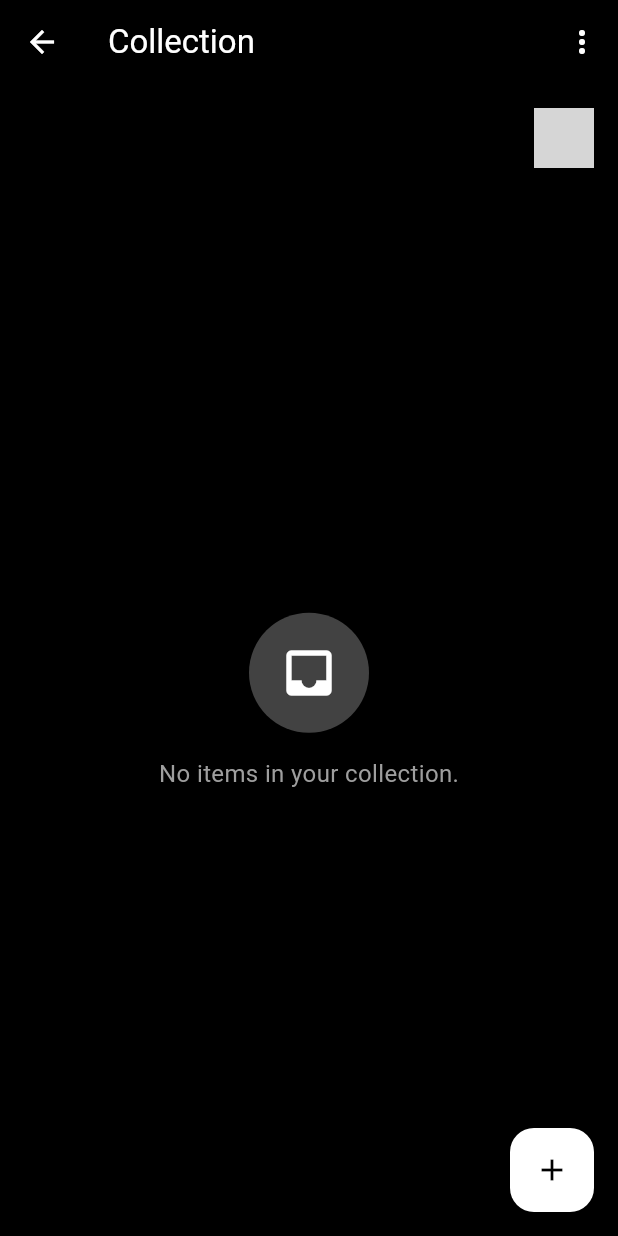
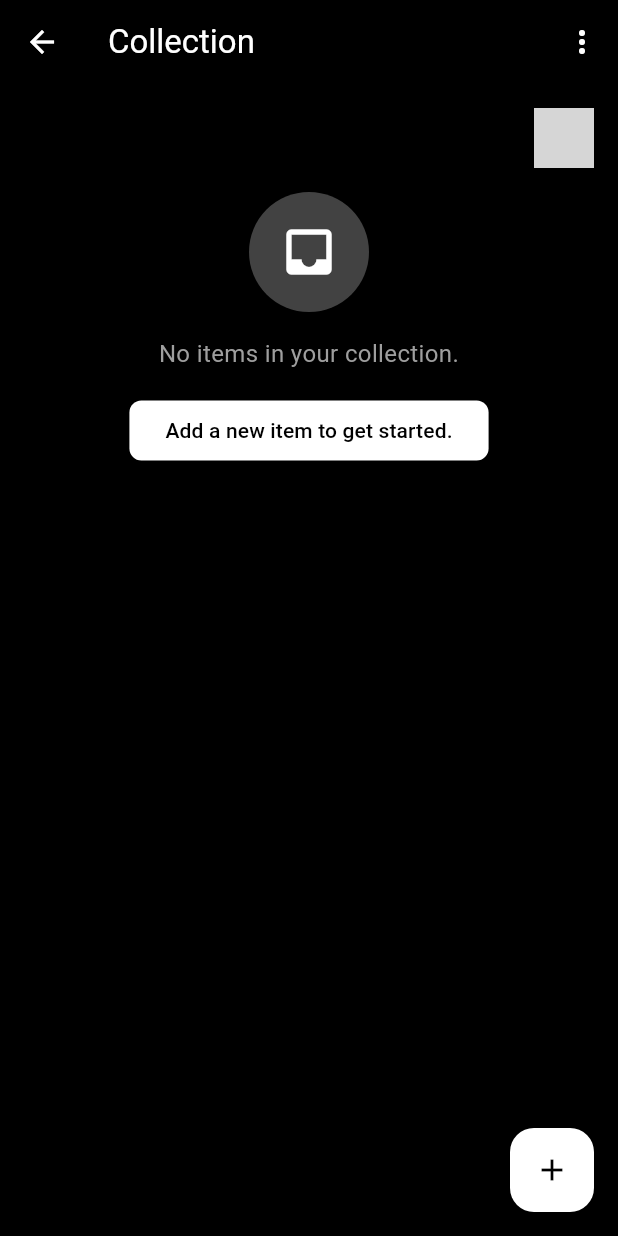
Before and after one commit to Devofure/Accollect, a Flutter app: the CollectionScreen screen opened directly with empty values, on a phone screen of 412 x 824 dp. Run offline on Flutter 3.47's test engine with Material 3 defaults, Android fonts, the phone set to English and light mode, and no system bars; our stand-ins replace firebase_auth, firebase_core, go_router; missing offline and left inert: firebase_ui_auth, firebase_ui_oauth_google; accounts and stored records are empty; network calls fail; grey boxes are pictures that could not be loaded.

Commit message:
improved the UI

```diff
--- /dev/null
+++ b/lib/core/widgets/empty_state.dart
@@ -0,0 +1,54 @@
+import 'package:flutter/material.dart';
+
+class EmptyStateWidget extends StatelessWidget {
+  final String message;
+  final String? actionMessage;
+  final VoidCallback? onPressed;
+
+  const EmptyStateWidget({
+    super.key,
+    required this.message,
+    this.actionMessage,
+    this.onPressed,
+  });
+
+  @override
+  Widget build(BuildContext context) {
+    return Center(
+      child: Column(
+        mainAxisAlignment: MainAxisAlignment.center,
+        children: [
+          Container(
+            width: 80,
+            height: 80,
+            decoration: BoxDecoration(
+              color: Colors.grey[800],
+              shape: BoxShape.circle,
+            ),
+            child: const Icon(Icons.inbox, color: Colors.white, size: 40),
+          ),
+          const SizedBox(height: 16),
+          Text(
+            message,
+            style: const TextStyle(color: Colors.grey, fontSize: 16),
+            textAlign: TextAlign.center,
+          ),
+          if (actionMessage != null && onPressed != null) ...[
+            const SizedBox(height: 16),
+            ElevatedButton(
+              style: ElevatedButton.styleFrom(
+                backgroundColor: Colors.white,
+                foregroundColor: Colors.black,
+                shape: RoundedRectangleBorder(
+                  borderRadius: BorderRadius.circular(8),
+                ),
+              ),
+              onPressed: onPressed,
+              child: Text(actionMessage!),
+            ),
+          ],
+        ],
+      ),
+    );
+  }
+}
--- a/lib/features/collection/collection_screen.dart
+++ b/lib/features/collection/collection_screen.dart
@@ -1,4 +1,6 @@
 import 'package:accollect/core/models/item_ui_model.dart';
+import 'package:accollect/core/widgets/empty_state.dart';
+import 'package:accollect/core/widgets/filters.dart';
 import 'package:accollect/core/widgets/item_tile.dart';
 import 'package:flutter/material.dart';
 
@@ -32,16 +34,31 @@ class CollectionScreen extends StatelessWidget {
               _buildCollectionHeader(),
               const SizedBox(height: 16),
               if (isCollectionEmpty)
-                _buildEmptyState()
-              else ...{
-                ..._buildSearchAndFilters(),
+                EmptyStateWidget(
+                  message: 'No items in your collection.',
+                  actionMessage: 'Add a new item to get started.',
+                  onPressed: () {
+                    // TODO: Navigate to add item screen
+                  },
+                )
+              else ...[
+                SearchBar(),
+                const SizedBox(height: 16),
+                FiltersWidget(),
+                const SizedBox(height: 16),
                 _buildItemList(),
-              }
+              ],
             ],
           ),
         ),
       ),
-      floatingActionButton: _buildFloatingActionButton(),
+      floatingActionButton: FloatingActionButton(
+        backgroundColor: Colors.white,
+        onPressed: () {
+          // TODO: Navigate to Add New Item screen
+        },
+        child: const Icon(Icons.add, color: Colors.black),
+      ),
     );
   }
 
@@ -92,89 +109,6 @@ class CollectionScreen extends StatelessWidget {
     );
   }
 
-  Widget _buildEmptyState() {
-    return Expanded(
-      child: Center(
-        child: Column(
-          mainAxisAlignment: MainAxisAlignment.center,
-          children: [
-            Container(
-              width: 80,
-              height: 80,
-              decoration: BoxDecoration(
-                color: Colors.grey[800],
-                shape: BoxShape.circle,
-              ),
-              child: const Icon(Icons.inbox, color: Colors.white, size: 40),
-            ),
-            const SizedBox(height: 16),
-            const Text(
-              'No items in your collection.',
-              style: TextStyle(color: Colors.grey, fontSize: 16),
-            ),
-          ],
-        ),
-      ),
-    );
-  }
-
-  List<Widget> _buildSearchAndFilters() {
-    return [
-      TextField(
-        style: const TextStyle(color: Colors.white),
-        decoration: InputDecoration(
-          hintText: 'Search...',
-          hintStyle: const TextStyle(color: Colors.grey),
-          filled: true,
-          fillColor: Colors.grey[800],
-          border: OutlineInputBorder(
-            borderRadius: BorderRadius.circular(12),
-            borderSide: BorderSide.none,
-          ),
-          prefixIcon: const Icon(Icons.search, color: Colors.white),
-        ),
-      ),
-      const SizedBox(height: 16),
-      Row(
-        mainAxisAlignment: MainAxisAlignment.spaceBetween,
-        children: [
-          ElevatedButton.icon(
-            style: ElevatedButton.styleFrom(
-              backgroundColor: Colors.grey[800],
-              shape: RoundedRectangleBorder(
-                borderRadius: BorderRadius.circular(8),
-              ),
-            ),
-            onPressed: () {
-              // TODO: Implement filter functionality
-            },
-            icon: const Icon(Icons.filter_list, color: Colors.white),
-            label: const Text(
-              'Filter',
-              style: TextStyle(color: Colors.white),
-            ),
-          ),
-          ElevatedButton.icon(
-            style: ElevatedButton.styleFrom(
-              backgroundColor: Colors.grey[800],
-              shape: RoundedRectangleBorder(
-                borderRadius: BorderRadius.circular(8),
-              ),
-            ),
-            onPressed: () {
-              // TODO: Implement sorting functionality
-            },
-            icon: const Icon(Icons.sort, color: Colors.white),
-            label: const Text(
-              'Year',
-              style: TextStyle(color: Colors.white),
-            ),
-          ),
-        ],
-      ),
-    ];
-  }
-
   Widget _buildItemList() {
     return Expanded(
       child: ListView.builder(
@@ -191,14 +125,4 @@ class CollectionScreen extends StatelessWidget {
       ),
     );
   }
-
-  FloatingActionButton _buildFloatingActionButton() {
-    return FloatingActionButton(
-      backgroundColor: Colors.white,
-      onPressed: () {
-        // TODO: Navigate to Add New Item screen
-      },
-      child: const Icon(Icons.add, color: Colors.black),
-    );
-  }
 }
```
Also changed, not shown: lib/core/widgets/collection_tile.dart (+8 -11 lines), lib/core/widgets/filters.dart (added, +49 -0 lines), lib/core/widgets/item_tile.dart (+14 -22 lines), lib/features/home/home_screen.dart (+23 -37 lines), lib/features/home/home_view_model.dart (+9 -1 lines), 1 other file.
